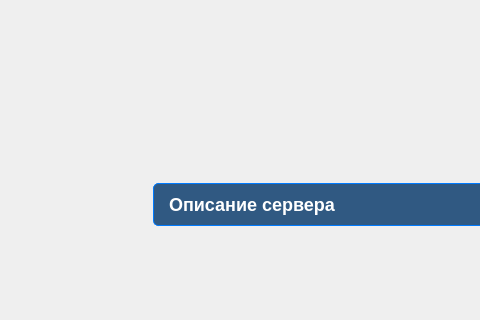
First picture: the form in src/launcher/design/design.ui, repository izharus/tfc_halloween_launcher, before the edit; both pictures show x 244 to 724 and y 0 to 320 of the 1050 by 600 pixel window.
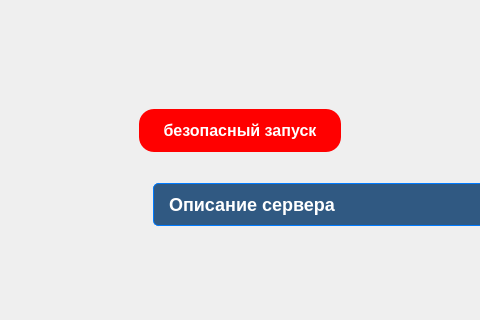
Second picture: the form after the edit. The open tabs and pages were chosen to show the change. Icons and pictures are not drawn.

Commit message: feat(design.ui): add check files button

Patch:
```diff
--- a/src/launcher/design/design.ui
+++ b/src/launcher/design/design.ui
@@ -909,6 +909,36 @@
                <layout class="QVBoxLayout" name="verticalLayout_4">
                 <item>
                  <layout class="QHBoxLayout" name="horizontalLayout_4">
+                  <item>
+                   <widget class="QPushButton" name="pushButton_check_server_files">
+                    <property name="styleSheet">
+                     <string notr="true">QPushButton {
+  background-color: #FF0000; /* Red color */
+  border: none;
+  border-radius: 15px;
+  padding: 12px 24px;
+  color: #FFFFFF;
+  font-weight: bold;
+  text-align: center;
+  text-decoration: none;
+  font-size: 16px;
+}
+
+QPushButton:hover {
+  background-color: #CC0000; /* Darker red on hover */
+}
+
+QPushButton:pressed {
+  background-color: #990000; /* Even darker red when pressed */
+  border: 1px solid #660000; /* Dark border when pressed */
+}
+</string>
+                    </property>
+                    <property name="text">
+                     <string>безопасный запуск</string>
+                    </property>
+                   </widget>
+                  </item>
                   <item>
                    <spacer name="horizontalSpacer_8">
                     <property name="orientation">
```
Left out of the diff: 2 changed lines with no effect on the pictures. The commit also changes 1 other file.
